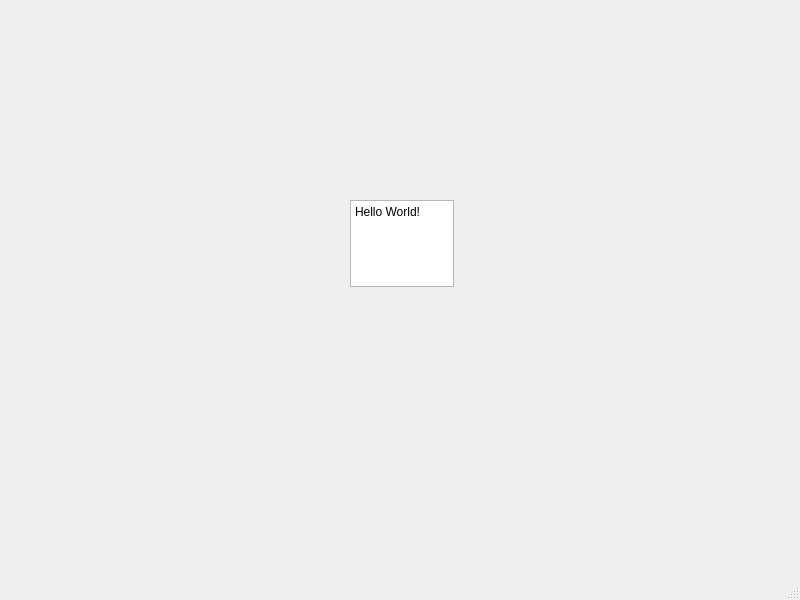
The window that qt-calculator/mainwindow.ui (aawad1/Qt-projects) describes before a commit, drawn with Qt 5.
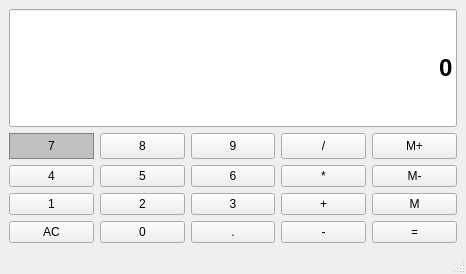
The same window after the commit.

The edit to the form file:
```diff
--- a/qt-calculator/mainwindow.ui
+++ b/qt-calculator/mainwindow.ui
@@ -6,37 +6,517 @@
    <rect>
     <x>0</x>
     <y>0</y>
-    <width>800</width>
-    <height>600</height>
+    <width>466</width>
+    <height>274</height>
    </rect>
   </property>
   <property name="windowTitle">
    <string>MainWindow</string>
   </property>
+  <property name="styleSheet">
+   <string notr="true"/>
+  </property>
   <widget class="QWidget" name="centralwidget">
-   <widget class="QPlainTextEdit" name="plainTextEdit">
-    <property name="geometry">
-     <rect>
-      <x>350</x>
-      <y>200</y>
-      <width>104</width>
-      <height>87</height>
-     </rect>
-    </property>
-    <property name="plainText">
-     <string>Hello World!</string>
-    </property>
-   </widget>
-  </widget>
-  <widget class="QMenuBar" name="menubar">
-   <property name="geometry">
-    <rect>
-     <x>0</x>
-     <y>0</y>
-     <width>800</width>
-     <height>26</height>
-    </rect>
-   </property>
+   <layout class="QGridLayout" name="gridLayout">
+    <item row="2" column="2">
+     <widget class="QPushButton" name="Button6">
+      <property name="sizePolicy">
+       <sizepolicy hsizetype="Preferred" vsizetype="Preferred">
+        <horstretch>0</horstretch>
+        <verstretch>0</verstretch>
+       </sizepolicy>
+      </property>
+      <property name="autoFillBackground">
+       <bool>false</bool>
+      </property>
+      <property name="styleSheet">
+       <string notr="true">Q PushButton{
+background-color: #C0C0C0;
+padding: 5px;
+	border: 1px solid gray;
+}</string>
+      </property>
+      <property name="text">
+       <string>6</string>
+      </property>
+     </widget>
+    </item>
+    <item row="2" column="4">
+     <widget class="QPushButton" name="MemMinus">
+      <property name="sizePolicy">
+       <sizepolicy hsizetype="Preferred" vsizetype="Preferred">
+        <horstretch>0</horstretch>
+        <verstretch>0</verstretch>
+       </sizepolicy>
+      </property>
+      <property name="autoFillBackground">
+       <bool>false</bool>
+      </property>
+      <property name="styleSheet">
+       <string notr="true">Q PushButton{
+background-color: #C0C0C0;
+padding: 5px;
+	border: 1px solid gray;
+}</string>
+      </property>
+      <property name="text">
+       <string>M-</string>
+      </property>
+     </widget>
+    </item>
+    <item row="1" column="1">
+     <widget class="QPushButton" name="Button8">
+      <property name="sizePolicy">
+       <sizepolicy hsizetype="Preferred" vsizetype="Preferred">
+        <horstretch>0</horstretch>
+        <verstretch>0</verstretch>
+       </sizepolicy>
+      </property>
+      <property name="autoFillBackground">
+       <bool>false</bool>
+      </property>
+      <property name="styleSheet">
+       <string notr="true">Q PushButton{
+background-color: #C0C0C0;
+padding: 5px;
+	border: 1px solid gray;
+}</string>
+      </property>
+      <property name="text">
+       <string>8</string>
+      </property>
+     </widget>
+    </item>
+    <item row="2" column="0">
+     <widget class="QPushButton" name="Button4">
+      <property name="sizePolicy">
+       <sizepolicy hsizetype="Preferred" vsizetype="Preferred">
+        <horstretch>0</horstretch>
+        <verstretch>0</verstretch>
+       </sizepolicy>
+      </property>
+      <property name="autoFillBackground">
+       <bool>false</bool>
+      </property>
+      <property name="styleSheet">
+       <string notr="true">Q PushButton{
+background-color: #C0C0C0;
+padding: 5px;
+	border: 1px solid gray;
+}</string>
+      </property>
+      <property name="text">
+       <string>4</string>
+      </property>
+     </widget>
+    </item>
+    <item row="2" column="1">
+     <widget class="QPushButton" name="Button5">
+      <property name="sizePolicy">
+       <sizepolicy hsizetype="Preferred" vsizetype="Preferred">
+        <horstretch>0</horstretch>
+        <verstretch>0</verstretch>
+       </sizepolicy>
+      </property>
+      <property name="autoFillBackground">
+       <bool>false</bool>
+      </property>
+      <property name="styleSheet">
+       <string notr="true">Q PushButton{
+background-color: #C0C0C0;
+padding: 5px;
+	border: 1px solid gray;
+}</string>
+      </property>
+      <property name="text">
+       <string>5</string>
+      </property>
+     </widget>
+    </item>
+    <item row="2" column="3">
+     <widget class="QPushButton" name="Multiply">
+      <property name="sizePolicy">
+       <sizepolicy hsizetype="Preferred" vsizetype="Preferred">
+        <horstretch>0</horstretch>
+        <verstretch>0</verstretch>
+       </sizepolicy>
+      </property>
+      <property name="autoFillBackground">
+       <bool>false</bool>
+      </property>
+      <property name="styleSheet">
+       <string notr="true">Q PushButton{
+background-color: #C0C0C0;
+padding: 5px;
+	border: 1px solid gray;
+}</string>
+      </property>
+      <property name="text">
+       <string>*</string>
+      </property>
+     </widget>
+    </item>
+    <item row="1" column="3">
+     <widget class="QPushButton" name="Divide">
+      <property name="sizePolicy">
+       <sizepolicy hsizetype="Preferred" vsizetype="Preferred">
+        <horstretch>0</horstretch>
+        <verstretch>0</verstretch>
+       </sizepolicy>
+      </property>
+      <property name="autoFillBackground">
+       <bool>false</bool>
+      </property>
+      <property name="styleSheet">
+       <string notr="true">Q PushButton{
+background-color: #C0C0C0;
+padding: 5px;
+	border: 1px solid gray;
+}</string>
+      </property>
+      <property name="text">
+       <string>/</string>
+      </property>
+     </widget>
+    </item>
+    <item row="3" column="1">
+     <widget class="QPushButton" name="Button2">
+      <property name="sizePolicy">
+       <sizepolicy hsizetype="Preferred" vsizetype="Preferred">
+        <horstretch>0</horstretch>
+        <verstretch>0</verstretch>
+       </sizepolicy>
+      </property>
+      <property name="autoFillBackground">
+       <bool>false</bool>
+      </property>
+      <property name="styleSheet">
+       <string notr="true">Q PushButton{
+background-color: #C0C0C0;
+padding: 5px;
+	border: 1px solid gray;
+}</string>
+      </property>
+      <property name="text">
+       <string>2</string>
+      </property>
+     </widget>
+    </item>
+    <item row="3" column="2">
+     <widget class="QPushButton" name="Button3">
+      <property name="sizePolicy">
+       <sizepolicy hsizetype="Preferred" vsizetype="Preferred">
+        <horstretch>0</horstretch>
+        <verstretch>0</verstretch>
+       </sizepolicy>
+      </property>
+      <property name="autoFillBackground">
+       <bool>false</bool>
+      </property>
+      <property name="styleSheet">
+       <string notr="true">Q PushButton{
+background-color: #C0C0C0;
+padding: 5px;
+	border: 1px solid gray;
+}</string>
+      </property>
+      <property name="text">
+       <string>3</string>
+      </property>
+     </widget>
+    </item>
+    <item row="3" column="3">
+     <widget class="QPushButton" name="Plus">
+      <property name="sizePolicy">
+       <sizepolicy hsizetype="Preferred" vsizetype="Preferred">
+        <horstretch>0</horstretch>
+        <verstretch>0</verstretch>
+       </sizepolicy>
+      </property>
+      <property name="autoFillBackground">
+       <bool>false</bool>
+      </property>
+      <property name="styleSheet">
+       <string notr="true">Q PushButton{
+background-color: #C0C0C0;
+padding: 5px;
+	border: 1px solid gray;
+}</string>
+      </property>
+      <property name="text">
+       <string>+</string>
+      </property>
+     </widget>
+    </item>
+    <item row="1" column="2">
+     <widget class="QPushButton" name="Button9">
+      <property name="sizePolicy">
+       <sizepolicy hsizetype="Preferred" vsizetype="Preferred">
+        <horstretch>0</horstretch>
+        <verstretch>0</verstretch>
+       </sizepolicy>
+      </property>
+      <property name="autoFillBackground">
+       <bool>false</bool>
+      </property>
+      <property name="styleSheet">
+       <string notr="true">Q PushButton{
+background-color: #C0C0C0;
+padding: 5px;
+	border: 1px solid gray;
+}</string>
+      </property>
+      <property name="text">
+       <string>9</string>
+      </property>
+     </widget>
+    </item>
+    <item row="1" column="4">
+     <widget class="QPushButton" name="MemPlus">
+      <property name="sizePolicy">
+       <sizepolicy hsizetype="Preferred" vsizetype="Preferred">
+        <horstretch>0</horstretch>
+        <verstretch>0</verstretch>
+       </sizepolicy>
+      </property>
+      <property name="autoFillBackground">
+       <bool>false</bool>
+      </property>
+      <property name="styleSheet">
+       <string notr="true">Q PushButton{
+background-color: #C0C0C0;
+padding: 5px;
+	border: 1px solid gray;
+}</string>
+      </property>
+      <property name="text">
+       <string>M+</string>
+      </property>
+     </widget>
+    </item>
+    <item row="3" column="0">
+     <widget class="QPushButton" name="Button1">
+      <property name="sizePolicy">
+       <sizepolicy hsizetype="Preferred" vsizetype="Preferred">
+        <horstretch>0</horstretch>
+        <verstretch>0</verstretch>
+       </sizepolicy>
+      </property>
+      <property name="autoFillBackground">
+       <bool>false</bool>
+      </property>
+      <property name="styleSheet">
+       <string notr="true">Q PushButton{
+background-color: #C0C0C0;
+padding: 5px;
+	border: 1px solid gray;
+}</string>
+      </property>
+      <property name="text">
+       <string>1</string>
+      </property>
+     </widget>
+    </item>
+    <item row="1" column="0">
+     <widget class="QPushButton" name="Button7">
+      <property name="sizePolicy">
+       <sizepolicy hsizetype="Preferred" vsizetype="Preferred">
+        <horstretch>0</horstretch>
+        <verstretch>0</verstretch>
+       </sizepolicy>
+      </property>
+      <property name="autoFillBackground">
+       <bool>false</bool>
+      </property>
+      <property name="styleSheet">
+       <string notr="true">QPushButton{
+	background-color: #C0C0C0;
+	padding: 5px;
+	border: 1px solid gray;
+}
+
+QPushButton:pressed {
+	background-color: #A9A9A9;
+	padding: 5px;
+	border: 1px solid gray;
+}
+
+</string>
+      </property>
+      <property name="text">
+       <string>7</string>
+      </property>
+     </widget>
+    </item>
+    <item row="3" column="4">
+     <widget class="QPushButton" name="MemGet">
+      <property name="sizePolicy">
+       <sizepolicy hsizetype="Preferred" vsizetype="Preferred">
+        <horstretch>0</horstretch>
+        <verstretch>0</verstretch>
+       </sizepolicy>
+      </property>
+      <property name="autoFillBackground">
+       <bool>false</bool>
+      </property>
+      <property name="styleSheet">
+       <string notr="true">Q PushButton{
+background-color: #C0C0C0;
+padding: 5px;
+	border: 1px solid gray;
+}</string>
+      </property>
+      <property name="text">
+       <string>M</string>
+      </property>
+     </widget>
+    </item>
+    <item row="4" column="0">
+     <widget class="QPushButton" name="Clear">
+      <property name="sizePolicy">
+       <sizepolicy hsizetype="Preferred" vsizetype="Preferred">
+        <horstretch>0</horstretch>
+        <verstretch>0</verstretch>
+       </sizepolicy>
+      </property>
+      <property name="autoFillBackground">
+       <bool>false</bool>
+      </property>
+      <property name="styleSheet">
+       <string notr="true">Q PushButton{
+background-color: #C0C0C0;
+padding: 5px;
+	border: 1px solid gray;
+}</string>
+      </property>
+      <property name="text">
+       <string>AC</string>
+      </property>
+     </widget>
+    </item>
+    <item row="4" column="1">
+     <widget class="QPushButton" name="Button0">
+      <property name="sizePolicy">
+       <sizepolicy hsizetype="Preferred" vsizetype="Preferred">
+        <horstretch>0</horstretch>
+        <verstretch>0</verstretch>
+       </sizepolicy>
+      </property>
+      <property name="autoFillBackground">
+       <bool>false</bool>
+      </property>
+      <property name="styleSheet">
+       <string notr="true">Q PushButton{
+background-color: #C0C0C0;
+padding: 5px;
+	border: 1px solid gray;
+}</string>
+      </property>
+      <property name="text">
+       <string>0</string>
+      </property>
+     </widget>
+    </item>
+    <item row="4" column="2">
+     <widget class="QPushButton" name="Point">
+      <property name="sizePolicy">
+       <sizepolicy hsizetype="Preferred" vsizetype="Preferred">
+        <horstretch>0</horstretch>
+        <verstretch>0</verstretch>
+       </sizepolicy>
+      </property>
+      <property name="autoFillBackground">
+       <bool>false</bool>
+      </property>
+      <property name="styleSheet">
+       <string notr="true">Q PushButton{
+background-color: #C0C0C0;
+padding: 5px;
+	border: 1px solid gray;
+}</string>
+      </property>
+      <property name="text">
+       <string>.</string>
+      </property>
+     </widget>
+    </item>
+    <item row="4" column="3">
+     <widget class="QPushButton" name="Minus">
+      <property name="sizePolicy">
+       <sizepolicy hsizetype="Preferred" vsizetype="Preferred">
+        <horstretch>0</horstretch>
+        <verstretch>0</verstretch>
+       </sizepolicy>
+      </property>
+      <property name="autoFillBackground">
+       <bool>false</bool>
+      </property>
+      <property name="styleSheet">
+       <string notr="true">Q PushButton{
+background-color: #C0C0C0;
+padding: 5px;
+	border: 1px solid gray;
+}</string>
+      </property>
+      <property name="text">
+       <string>-</string>
+      </property>
+     </widget>
+    </item>
+    <item row="4" column="4">
+     <widget class="QPushButton" name="Result">
+      <property name="sizePolicy">
+       <sizepolicy hsizetype="Preferred" vsizetype="Preferred">
+        <horstretch>0</horstretch>
+        <verstretch>0</verstretch>
+       </sizepolicy>
+      </property>
+      <property name="autoFillBackground">
+       <bool>false</bool>
+      </property>
+      <property name="styleSheet">
+       <string notr="true">Q PushButton{
+background-color: #C0C0C0;
+padding: 5px;
+	border: 1px solid gray;
+}</string>
+      </property>
+      <property name="text">
+       <string>=</string>
+      </property>
+     </widget>
+    </item>
+    <item row="0" column="0" colspan="5">
+     <widget class="QLineEdit" name="Display">
+      <property name="sizePolicy">
+       <sizepolicy hsizetype="Preferred" vsizetype="Expanding">
+        <horstretch>0</horstretch>
+        <verstretch>0</verstretch>
+       </sizepolicy>
+      </property>
+      <property name="font">
+       <font>
+        <family>Arial</family>
+        <pointsize>18</pointsize>
+        <bold>true</bold>
+       </font>
+      </property>
+      <property name="styleSheet">
+       <string notr="true">color: #fffff;
+background-color: #d3d3d3;
+border: 1px solid gray;
+
+</string>
+      </property>
+      <property name="text">
+       <string>0</string>
+      </property>
+      <property name="alignment">
+       <set>Qt::AlignRight|Qt::AlignTrailing|Qt::AlignVCenter</set>
+      </property>
+     </widget>
+    </item>
+   </layout>
   </widget>
   <widget class="QStatusBar" name="statusbar"/>
  </widget>
```
